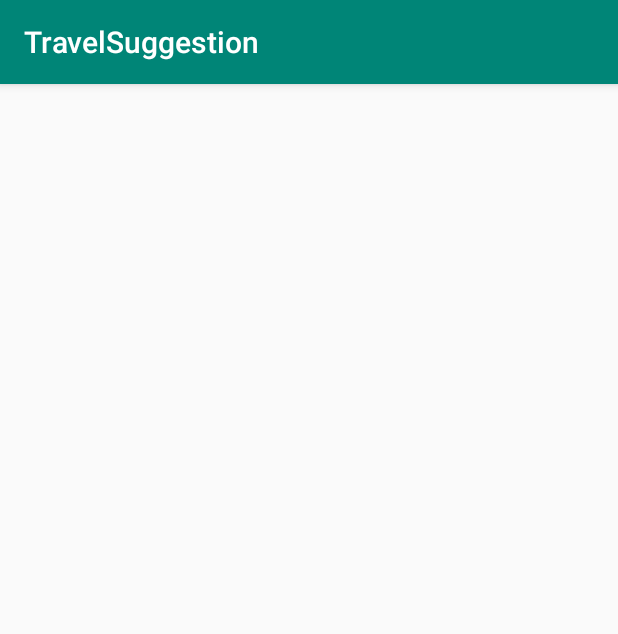
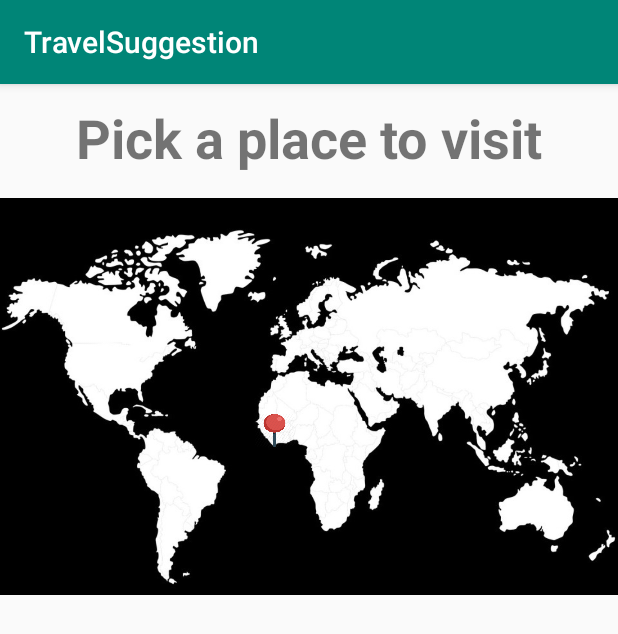
Before and after one commit to KonradDlugosz/Skeleton, an Android app: the LetMeChoose screen opened directly, with no data from a screen before it, on a phone screen of 412 x 824 dp. Shown: the top 634 px of the screen. Run offline under Robolectric (Android 15) with nearby library versions, the phone set to English and light mode, and no system bars.

Commit message:
Added map

```diff
--- a/app/src/main/java/android/example/travelsuggestion/LetMeChoose.java
+++ b/app/src/main/java/android/example/travelsuggestion/LetMeChoose.java
@@ -3,12 +3,24 @@ package android.example.travelsuggestion;
 import androidx.appcompat.app.AppCompatActivity;
 
 import android.os.Bundle;
+import android.util.Log;
+import android.view.View;
+import android.widget.Button;
+import android.widget.Toast;
 
 public class LetMeChoose extends AppCompatActivity {
 
+    private Button btn_example;
     @Override
     protected void onCreate(Bundle savedInstanceState) {
         super.onCreate(savedInstanceState);
         setContentView(R.layout.activity_let_me_choose);
+
+        btn_example = (Button) findViewById(R.id.btnExample);
+    }
+
+    public void onClickShowExampleCoutry(View view){
+        Toast.makeText(getApplicationContext(), "Its working",Toast.LENGTH_LONG).show();
+
     }
 }
--- a/app/src/main/res/layout/activity_let_me_choose.xml
+++ b/app/src/main/res/layout/activity_let_me_choose.xml
@@ -6,4 +6,39 @@
     android:layout_height="match_parent"
     tools:context=".LetMeChoose">
 
+    <ImageView
+        android:id="@+id/imageView"
+        android:layout_width="413dp"
+        android:layout_height="274dp"
+        app:layout_constraintBottom_toBottomOf="parent"
+        app:layout_constraintEnd_toEndOf="parent"
+        app:layout_constraintStart_toStartOf="parent"
+        app:layout_constraintTop_toTopOf="parent"
+        app:layout_constraintVertical_bias="0.144"
+        app:srcCompat="@drawable/map" />
+
+    <TextView
+        android:id="@+id/txt_pickText"
+        android:layout_width="wrap_content"
+        android:layout_height="wrap_content"
+        android:text="Pick a place to visit"
+        android:textSize="36sp"
+        android:textStyle="bold"
+        app:layout_constraintBottom_toTopOf="@+id/imageView"
+        app:layout_constraintEnd_toEndOf="parent"
+        app:layout_constraintStart_toStartOf="parent"
+        app:layout_constraintTop_toTopOf="parent" />
+
+    <Button
+        android:id="@+id/btnExample"
+        android:layout_width="26dp"
+        android:layout_height="22dp"
+        android:background="@drawable/pin"
+        android:onClick="onClickShowExampleCoutry"
+        app:layout_constraintBottom_toBottomOf="@+id/imageView"
+        app:layout_constraintEnd_toEndOf="parent"
+        app:layout_constraintHorizontal_bias="0.441"
+        app:layout_constraintStart_toStartOf="parent"
+        app:layout_constraintTop_toTopOf="@+id/imageView"
+        app:layout_constraintVertical_bias="0.591" />
 </androidx.constraintlayout.widget.ConstraintLayout>
```
Also changed, not shown: app/src/main/res/drawable/map.png (added), app/src/main/res/drawable/pin.png (added), 4 other files.
